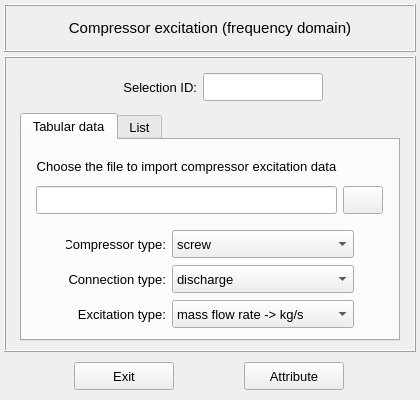
Old version of the form vibra/interface/data/ui_files/model/setup/acoustic/compressor_excitation_spectrum_inputs.ui in the repository MOPT-UFSC/VIBRA.
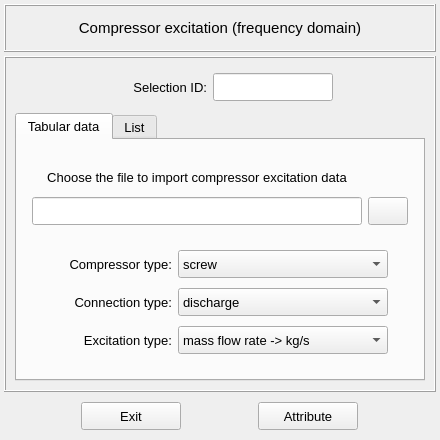
New version of the form. Icons and pictures are not drawn.

Commit message: Update the spectrum compressor excitation-related files

```diff
--- a/vibra/interface/data/ui_files/model/setup/acoustic/compressor_excitation_spectrum_inputs.ui
+++ b/vibra/interface/data/ui_files/model/setup/acoustic/compressor_excitation_spectrum_inputs.ui
@@ -9,8 +9,8 @@
    <rect>
     <x>0</x>
     <y>0</y>
-    <width>420</width>
-    <height>400</height>
+    <width>440</width>
+    <height>440</height>
    </rect>
   </property>
   <property name="sizePolicy">
@@ -27,8 +27,8 @@
   </property>
   <property name="maximumSize">
    <size>
-    <width>420</width>
-    <height>400</height>
+    <width>440</width>
+    <height>440</height>
    </size>
   </property>
   <property name="font">
@@ -73,7 +73,7 @@
      </property>
      <property name="maximumSize">
       <size>
-       <width>420</width>
+       <width>16777215</width>
        <height>480</height>
       </size>
      </property>
@@ -94,7 +94,7 @@
         </property>
         <property name="maximumSize">
          <size>
-          <width>380</width>
+          <width>16777215</width>
           <height>40</height>
          </size>
         </property>
@@ -227,7 +227,7 @@
         </property>
         <property name="maximumSize">
          <size>
-          <width>380</width>
+          <width>16777215</width>
           <height>16777215</height>
          </size>
         </property>
@@ -274,11 +274,23 @@
              <enum>QFrame::Raised</enum>
             </property>
             <layout class="QGridLayout" name="gridLayout">
+             <property name="leftMargin">
+              <number>4</number>
+             </property>
+             <property name="topMargin">
+              <number>4</number>
+             </property>
+             <property name="rightMargin">
+              <number>4</number>
+             </property>
+             <property name="bottomMargin">
+              <number>4</number>
+             </property>
              <item row="0" column="2">
               <widget class="QComboBox" name="comboBox_compressor_type">
                <property name="minimumSize">
                 <size>
-                 <width>180</width>
+                 <width>210</width>
                  <height>28</height>
                 </size>
                </property>
@@ -309,7 +321,7 @@
               <widget class="QLabel" name="label_16">
                <property name="minimumSize">
                 <size>
-                 <width>100</width>
+                 <width>120</width>
                  <height>28</height>
                 </size>
                </property>
@@ -331,7 +343,7 @@
               <widget class="QLabel" name="label_15">
                <property name="minimumSize">
                 <size>
-                 <width>100</width>
+                 <width>120</width>
                  <height>28</height>
                 </size>
                </property>
@@ -353,7 +365,7 @@
               <widget class="QComboBox" name="comboBox_connection_type">
                <property name="minimumSize">
                 <size>
-                 <width>180</width>
+                 <width>210</width>
                  <height>28</height>
                 </size>
                </property>
@@ -379,7 +391,7 @@
               <widget class="QLabel" name="label_17">
                <property name="minimumSize">
                 <size>
-                 <width>100</width>
+                 <width>120</width>
                  <height>28</height>
                 </size>
                </property>
@@ -401,7 +413,7 @@
               <widget class="QComboBox" name="comboBox_excitation_type">
                <property name="minimumSize">
                 <size>
-                 <width>180</width>
+                 <width>210</width>
                  <height>28</height>
                 </size>
                </property>
@@ -539,7 +551,7 @@
                </property>
                <property name="minimumSize">
                 <size>
-                 <width>300</width>
+                 <width>330</width>
                  <height>28</height>
                 </size>
                </property>
@@ -877,7 +889,7 @@
      </property>
      <property name="maximumSize">
       <size>
-       <width>420</width>
+       <width>16777215</width>
        <height>48</height>
       </size>
      </property>
@@ -927,7 +939,7 @@
      <property name="maximumSize">
       <size>
        <width>16777215</width>
-       <height>100</height>
+       <height>40</height>
       </size>
      </property>
      <property name="frameShape">
```
The commit also changes 3 other files.
